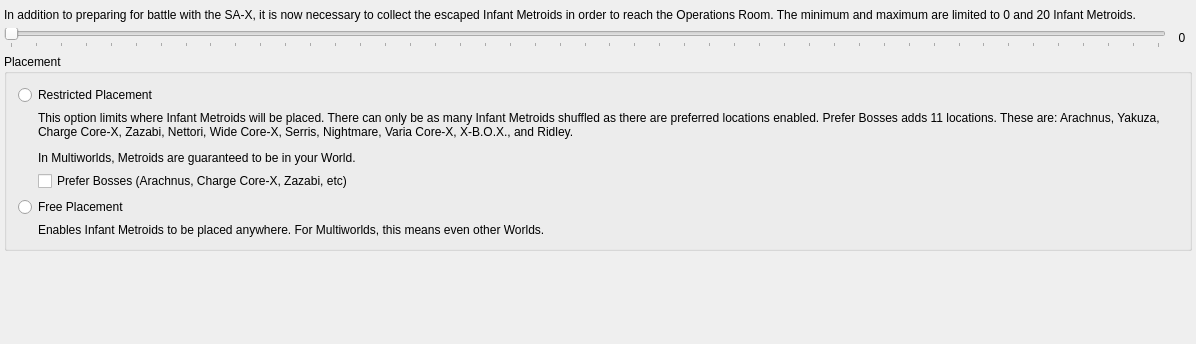
randovania/randovania, file randovania/gui/ui_files/preset_fusion_goal.ui: the form before one commit.
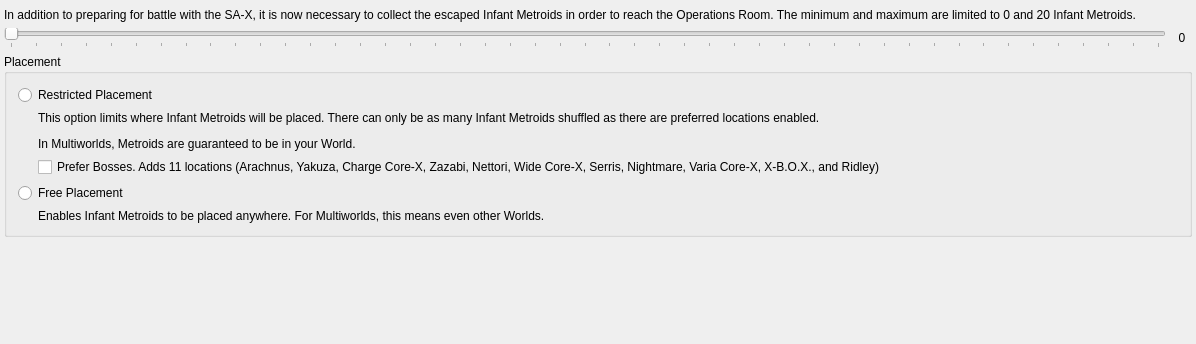
The form after the commit.

Commit message: Remove duplicate info from ui

```diff
--- a/randovania/gui/ui_files/preset_fusion_goal.ui
+++ b/randovania/gui/ui_files/preset_fusion_goal.ui
@@ -106,7 +106,7 @@
          <item>
           <widget class="QLabel" name="restrict_placement_label">
            <property name="text">
-            <string>&lt;html&gt;&lt;head/&gt;&lt;body&gt;&lt;p&gt;This option limits where Infant Metroids will be placed. There can only be as many Infant Metroids shuffled as there are preferred locations enabled. Prefer Bosses adds 11 locations. These are: Arachnus, Yakuza, Charge Core-X, Zazabi, Nettori, Wide Core-X, Serris, Nightmare, Varia Core-X, X-B.O.X., and Ridley.&lt;/p&gt;&lt;p&gt;In Multiworlds, Metroids are guaranteed to be in your World.&lt;/p&gt;&lt;/body&gt;&lt;/html&gt;</string>
+            <string>&lt;html&gt;&lt;head/&gt;&lt;body&gt;&lt;p&gt;This option limits where Infant Metroids will be placed. There can only be as many Infant Metroids shuffled as there are preferred locations enabled.&lt;/p&gt;&lt;p&gt;In Multiworlds, Metroids are guaranteed to be in your World.&lt;/p&gt;&lt;/body&gt;&lt;/html&gt;</string>
            </property>
            <property name="wordWrap">
             <bool>true</bool>
@@ -116,7 +116,7 @@
          <item>
           <widget class="QCheckBox" name="prefer_bosses_check">
            <property name="text">
-            <string>Prefer Bosses (Arachnus, Charge Core-X, Zazabi, etc)</string>
+            <string>Prefer Bosses. Adds 11 locations (Arachnus, Yakuza, Charge Core-X, Zazabi, Nettori, Wide Core-X, Serris, Nightmare, Varia Core-X, X-B.O.X., and Ridley)</string>
            </property>
           </widget>
          </item>
```
